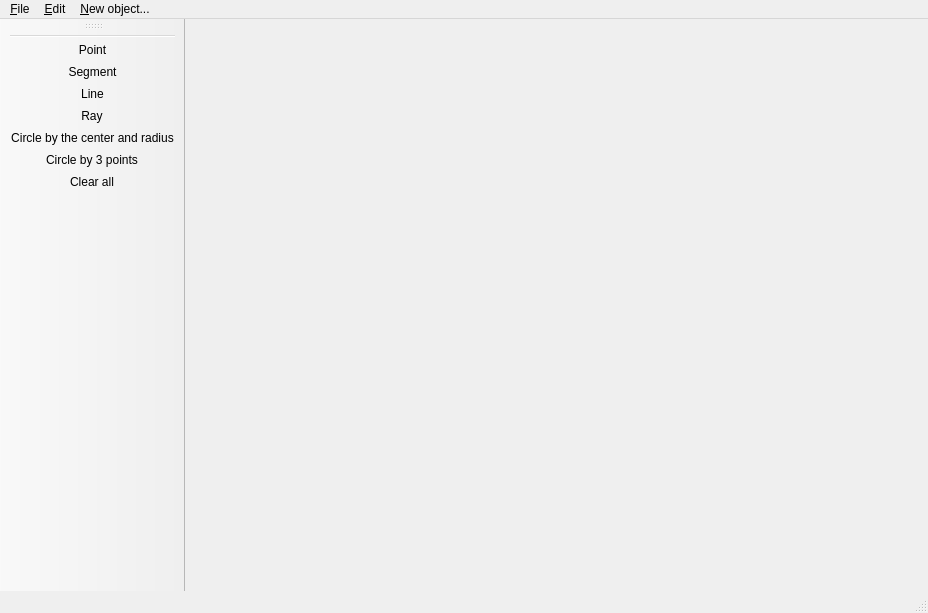
Above: geopro.ui from rusfort/GeoPro before the change. Below: the same form after it.
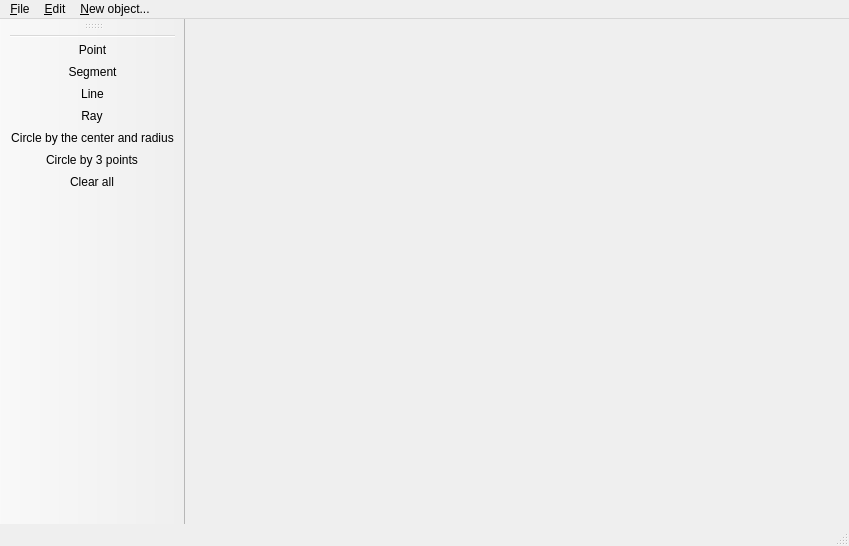
That is the form after the change. Icons and pictures are not drawn.

Commit message: Graphics widget is now on the main screen

Patch:
```diff
--- a/geopro.ui
+++ b/geopro.ui
@@ -6,8 +6,8 @@
    <rect>
     <x>0</x>
     <y>0</y>
-    <width>928</width>
-    <height>613</height>
+    <width>849</width>
+    <height>546</height>
    </rect>
   </property>
   <property name="windowTitle">
@@ -19,7 +19,7 @@
     <rect>
      <x>0</x>
      <y>0</y>
-     <width>928</width>
+     <width>849</width>
      <height>22</height>
     </rect>
    </property>
```
Left out of the diff: 4 changed lines with no effect on the pictures. The commit also changes 6 other files.
